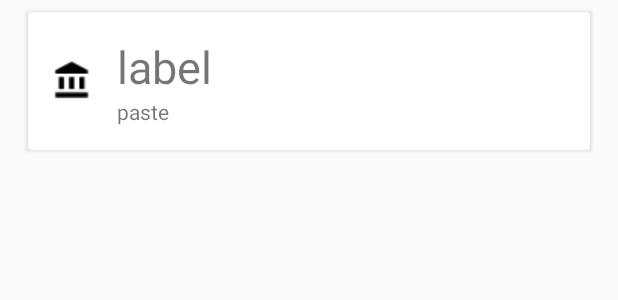
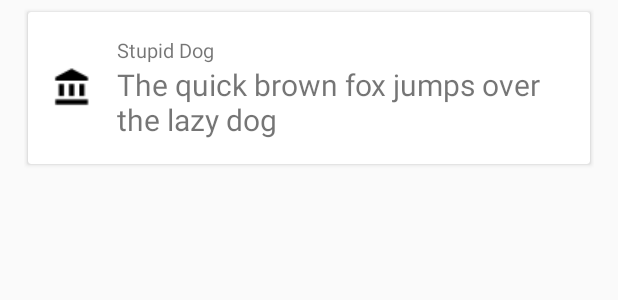
Before and after one commit to nicfol/Duplici, an Android app: the layout card_pastes.xml on its own in the app's theme, with its tools: preview values and no code run, on a phone screen of 412 x 824 dp. Shown: the top 300 px of the screen. Run offline under Robolectric (Android 15) with nearby library versions, the phone set to English and light mode, and no system bars.

Commit message:
fixed adding/deleting, almost switched to singleton, updated card

```diff
--- a/app/src/main/res/layout/card_pastes.xml
+++ b/app/src/main/res/layout/card_pastes.xml
@@ -33,15 +33,16 @@
                 android:id="@+id/pasteLabel"
                 android:layout_toRightOf="@+id/pasteIcon"
                 android:layout_alignParentTop="true"
-                android:textSize="30sp"
-                android:text="label"
+                android:textSize="13sp"
+                android:text="Stupid Dog"
                 />
 
             <TextView
                 android:layout_width="wrap_content"
                 android:layout_height="wrap_content"
                 android:id="@+id/pasteText"
-                android:text="paste"
+                android:textSize="20sp"
+                android:text="The quick brown fox jumps over the lazy dog"
                 android:layout_toRightOf="@+id/pasteIcon"
                 android:layout_below="@+id/pasteLabel"
                 />
```
Also changed, not shown: app/src/main/java/com/nicfol/duplici/DBHelper.java (+5 -4 lines), app/src/main/java/com/nicfol/duplici/MainActivity.java (+26 -3 lines), app/src/main/java/com/nicfol/duplici/PasteListSingleton.java (+8 -2 lines), app/src/main/java/com/nicfol/duplici/RVAdapter.java (+7 -2 lines).
